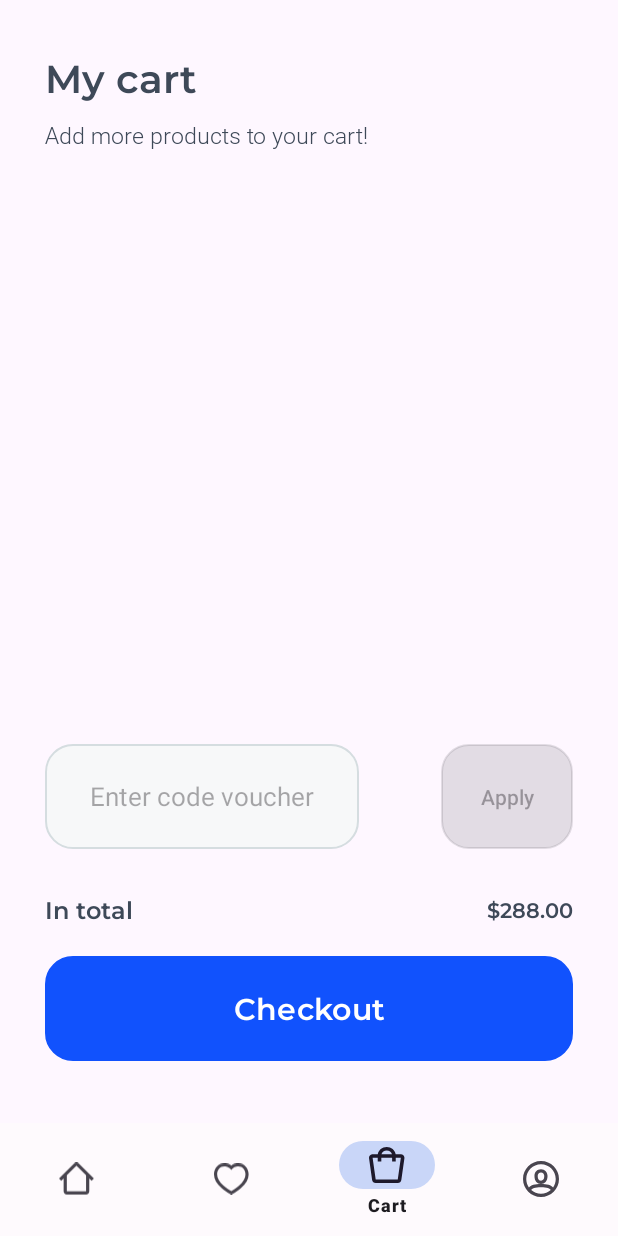
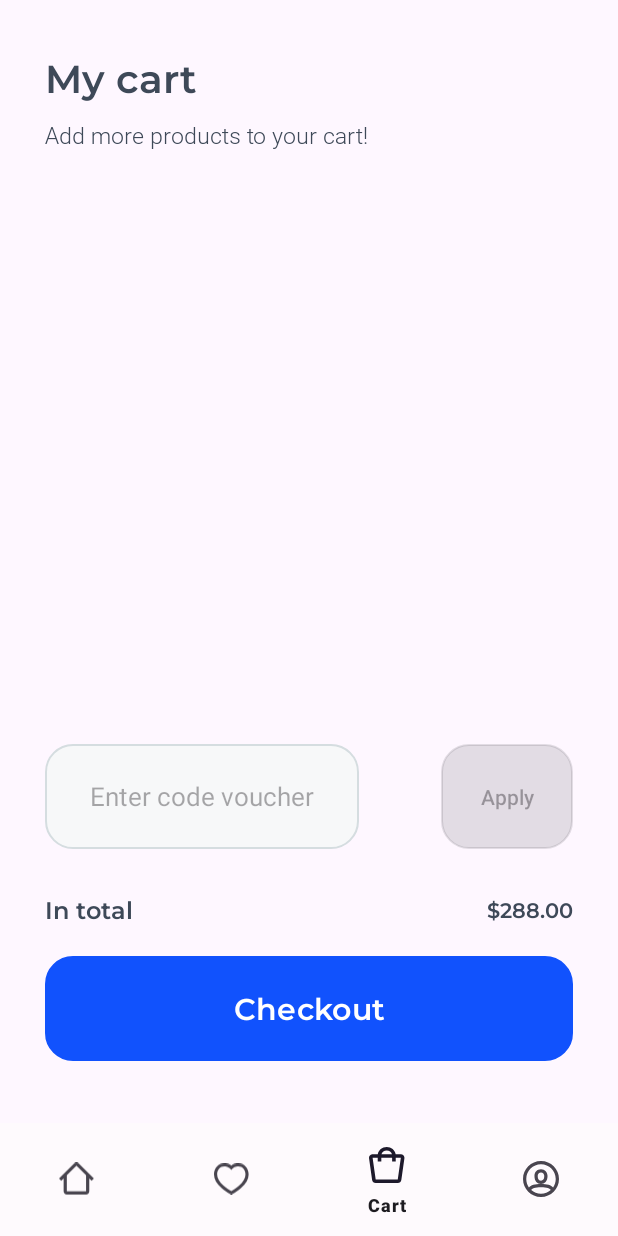
Before and after one commit to Mahmoud-ism96/E-commerce, an Android app: the HomeActivity screen opened directly, with no data from a screen before it, item 3 of the bottom bar chosen, on a phone screen of 412 x 824 dp. Run offline under Robolectric (Android 15) with nearby library versions, the phone set to English and light mode, and no system bars; our stand-ins replace navigation-ui.

Commit message:
update theme

```diff
--- a/app/src/main/res/values/themes.xml
+++ b/app/src/main/res/values/themes.xml
@@ -8,7 +8,7 @@
 
     <style name="Theme.Ecommerce" parent="Base.Theme.Ecommerce" />
 
-<style name="App.Custom.Indicator" parent="Widget.Material3.BottomNavigationView.ActiveIndicator">
-<item name="android:color">@color/light_blue</item>
-</style>
+    <style name="App.Custom.Indicator" parent="Widget.Material3.BottomNavigationView.ActiveIndicator">
+        <item name="android:color">@android:color/transparent</item>
+    </style>
 </resources>
```
Also changed, not shown: app/src/main/res/drawable/facebook_icon.png (added), app/src/main/res/drawable/google_icon.png (added).
